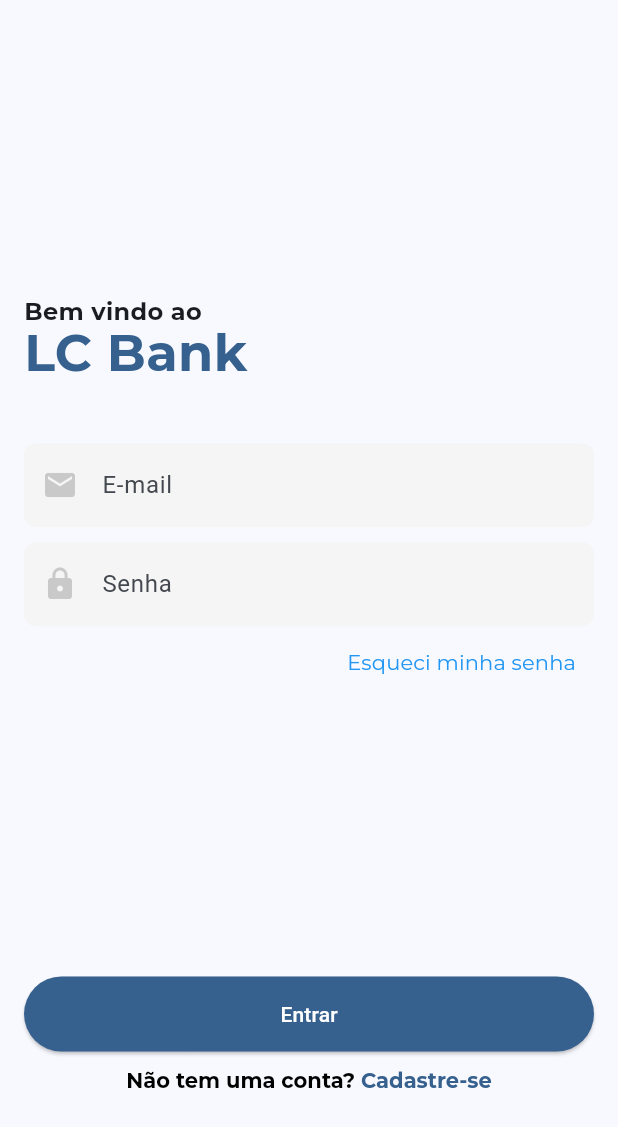
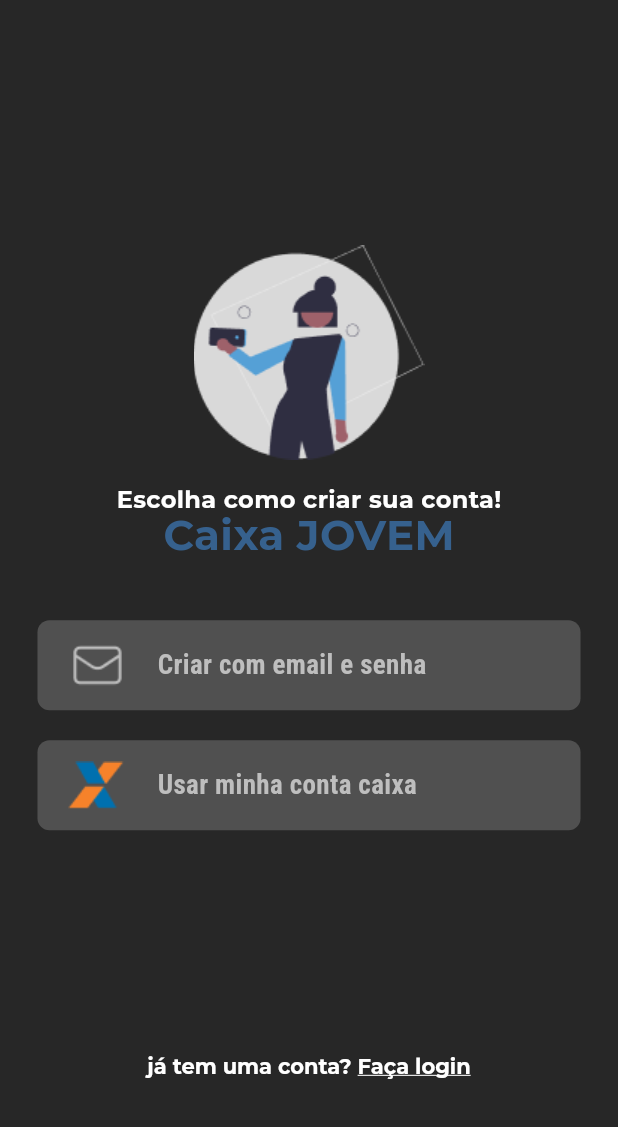
Before and after one commit to fwctecnologia/caixa-hackaton-app, a Flutter app: the screen it shows after launch, on a phone screen of 412 x 824 dp. Shown: the top 1127 px of the screen. Run offline on Flutter 3.47's test engine with Material 2 defaults, Android fonts, the phone set to English and light mode, and no system bars; our stand-ins replace dio, get, google_fonts.

Commit message:
refactor: updating auth ui

```diff
--- a/lib/app/modules/auth/auth_screen.dart
+++ b/lib/app/modules/auth/auth_screen.dart
@@ -16,93 +16,134 @@
     return Scaffold(
       body: SafeArea(
         child: Padding(
-          padding: const EdgeInsets.all(16.0),
+          padding: const EdgeInsets.all(25.0),
           child: Column(
             mainAxisAlignment: MainAxisAlignment.center,
             children: [
               Expanded(
                 child: Column(
-                  crossAxisAlignment: CrossAxisAlignment.start,
+                  crossAxisAlignment: CrossAxisAlignment.center,
                   mainAxisAlignment: MainAxisAlignment.center,
                   children: [
                     Expanded(child: Container()),
+                    Image.asset(
+                      'assets/girl_selfie.png',
+                    ),
+                    Container(height: 20),
                     Text(
-                      'Bem vindo ao',
+                      'Escolha como criar sua conta!',
                       style: GoogleFonts.montserrat(
                         height: 0.8,
                         fontWeight: FontWeight.bold,
                         fontSize: 16,
+                        color: Colors.white
                       ),
                     ),
                     Text(
-                      'LC Bank',
+                      'Caixa JOVEM',
                       style: GoogleFonts.montserrat(
                         height: 1.2,
                         fontWeight: FontWeight.bold,
-                        fontSize: 34,
+                        fontSize: 28,
                         color: Theme.of(context).colorScheme.primary,
                       ),
                     ),
                     Container(height: 40),
-                    TextField(
-                      decoration: InputDecoration(
-                        border: OutlineInputBorder(
+                    GestureDetector(
+                      onTap: () {
+                        Get.to(() => RegisterScreen());
+                      },
+                      child: Container(
+                        width: MediaQuery.of(context).size.width,
+                        height: 60,
+                        padding: EdgeInsets.symmetric(horizontal: 20),
+                        decoration: BoxDecoration(
+                          color: Color(0xFF505050),
                           borderRadius: BorderRadius.circular(8),
-                          borderSide: BorderSide.none,
                         ),
-                        labelText: 'E-mail',
-                        prefixIcon: Icon(
-                          Icons.email,
-                          color: Colors.grey.withOpacity(0.5),
-                        ),
-                        fillColor: Colors.grey[100],
-                        filled: true,
-                      ),
-                    ),
-                    Container(height: 10),
-                    TextField(
-                      decoration: InputDecoration(
-                        border: OutlineInputBorder(
-                          borderRadius: BorderRadius.circular(8),
-                          borderSide: BorderSide.none,
-                        ),
-                        labelText: 'Senha',
-                        prefixIcon: Icon(
-                          Icons.lock,
-                          color: Colors.grey.withOpacity(0.5),
-                        ),
-                        fillColor: Colors.grey[100],
-                        filled: true,
-                      ),
-                    ),
-                    Align(
-                      alignment: Alignment.centerRight,
-                      child: TextButton(
-                        style: TextButton.styleFrom(
-                          foregroundColor: Colors.blue,
-                        ),
-                        onPressed: () {},
-                        child: Text(
-                          'Esqueci minha senha',
-                          style: GoogleFonts.montserrat(fontWeight: FontWeight.normal),
+                        child: Row(
+                          mainAxisAlignment: MainAxisAlignment.start,
+                          children: [
+                            Image.asset(
+                              'assets/mail.png',
+                              width: 40,
+                              height: 40,
+                            ),
+                            Container(width: 20),
+                            Text(
+                              "Criar com email e senha",
+                              style: GoogleFonts.robotoCondensed(
+                                fontSize: 18,
+                                color: Color(0XFFBEBEBE),
+                                fontWeight: FontWeight.w700,
+                              ),
+                            ),
+                          ],
                         ),
                       ),
                     ),
-                    Expanded(child: Container()),
-                    SizedBox(
-                      width: double.infinity,
-                      height: 50,
-                      child: ElevatedButton(
-                        style: ElevatedButton.styleFrom(
-                          backgroundColor: Theme.of(context).colorScheme.primary,
-                          foregroundColor: Colors.white,
+                    Container(height: 20),
+                    GestureDetector(
+                      onTap: () {
+                        Get.to(() => RegisterScreen());
+                      },
+                      child: Container(
+                        width: MediaQuery.of(context).size.width,
+                        height: 60,
+                        padding: EdgeInsets.symmetric(horizontal: 20),
+                        decoration: BoxDecoration(
+                          color: Color(0xFF505050),
+                          borderRadius: BorderRadius.circular(8),
                         ),
-                        onPressed: () {
-                          Get.to(() => RegisterScreen());
-                        },
-                        child: const Text('Entrar'),
+                        child: Row(
+                          mainAxisAlignment: MainAxisAlignment.start,
+                          children: [
+                            Image.asset(
+                              'assets/caixa.png',
+                              width: 40,
+                              height: 40,
+                            ),
+                            Container(width: 20),
+                            Text(
+                              "Usar minha conta caixa",
+                              style: GoogleFonts.robotoCondensed(
+                                fontSize: 18,
+                                color: Color(0XFFBEBEBE),
+                                fontWeight: FontWeight.w700,
+                              ),
+                            ),
+                          ],
+                        ),
                       ),
                     ),
+                    // Align(
+                    //   alignment: Alignment.centerRight,
+                    //   child: TextButton(
+                    //     style: TextButton.styleFrom(
+                    //       foregroundColor: Colors.blue,
+                    //     ),
+                    //     onPressed: () {},
+                    //     child: Text(
+                    //       'Esqueci minha senha',
+                    //       style: GoogleFonts.montserrat(fontWeight: FontWeight.normal),
+                    //     ),
+                    //   ),
+                    // ),
+                    Expanded(child: Container()),
+                    // SizedBox(
+                    //   width: double.infinity,
+                    //   height: 50,
+                    //   child: ElevatedButton(
+                    //     style: ElevatedButton.styleFrom(
+                    //       backgroundColor: Theme.of(context).colorScheme.primary,
+                    //       foregroundColor: Colors.white,
+                    //     ),
+                    //     onPressed: () {
+                    //       Get.to(() => RegisterScreen());
+                    //     },
+                    //     child: const Text('Entrar'),
+                    //   ),
+                    // ),
                     Container(height: 10),
                     Center(
                       child: GestureDetector(
@@ -111,17 +152,19 @@
                         },
                         child: RichText(
                           text: TextSpan(
-                            text: 'Não tem uma conta? ',
+                            text: 'já tem uma conta? ',
                             style: GoogleFonts.montserrat(
-                              color: Colors.black,
+                              color: Colors.white,
                               fontWeight: FontWeight.bold,
                             ),
                             children: [
                               TextSpan(
-                                text: 'Cadastre-se',
+                                text: 'Faça login',
+
                                 style: GoogleFonts.montserrat(
-                                  color: Theme.of(context).colorScheme.primary,
+                                  color: Colors.white,
                                   fontWeight: FontWeight.bold,
+                                  decoration: TextDecoration.underline,
                                 ),
                               ),
                             ],
--- a/lib/app/modules/auth/register_screen.dart
+++ b/lib/app/modules/auth/register_screen.dart
@@ -108,20 +108,18 @@
                         ),
                         Container(height: 40),
                         TextField(
-                          onChanged: (value) {
-                            user.email = value;
-                          },
                           decoration: InputDecoration(
+                            floatingLabelBehavior: FloatingLabelBehavior.never,
                             border: OutlineInputBorder(
                               borderRadius: BorderRadius.circular(8),
                               borderSide: BorderSide.none,
                             ),
-                            labelText: 'E-mail',
+                            labelText: 'Senha',
                             prefixIcon: Icon(
-                              Icons.email,
+                              Icons.lock,
                               color: Colors.grey.withOpacity(0.5),
                             ),
-                            fillColor: Colors.grey[100],
+                            fillColor: Color(0XFFBEBEBE),
                             filled: true,
                           ),
                         ),
--- a/lib/main.dart
+++ b/lib/main.dart
@@ -17,6 +17,7 @@
       theme: ThemeData(
         colorScheme: ColorScheme.fromSeed(seedColor: Colors.blue),
         useMaterial3: true,
+        scaffoldBackgroundColor: const Color(0xFF272727),
       ),
       home: const AuthScreen(),
       navigatorKey: Get.key,
--- a/pubspec.yaml
+++ b/pubspec.yaml
@@ -62,9 +62,8 @@
   uses-material-design: true
 
   # To add assets to your application, add an assets section, like this:
-  # assets:
-  #   - images/a_dot_burr.jpeg
-  #   - images/a_dot_ham.jpeg
+  assets:
+    - assets/
 
   # An image asset can refer to one or more resolution-specific "variants", see
   # https://flutter.dev/assets-and-images/#resolution-aware
```
Also changed, not shown: assets/bank_image.png (added), assets/caixa.png (added), assets/girl_selfie.png (added), assets/mail.png (added).
